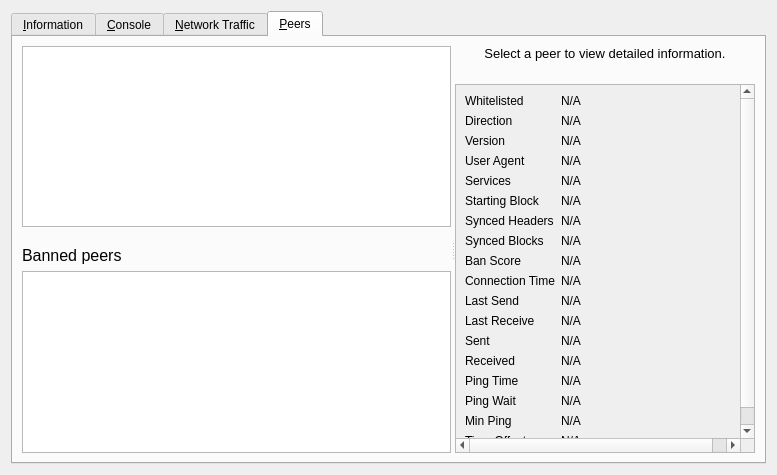
First picture: the form in src/qt/forms/debugwindow.ui, repository DreamShokk/bagicoin, before the edit.
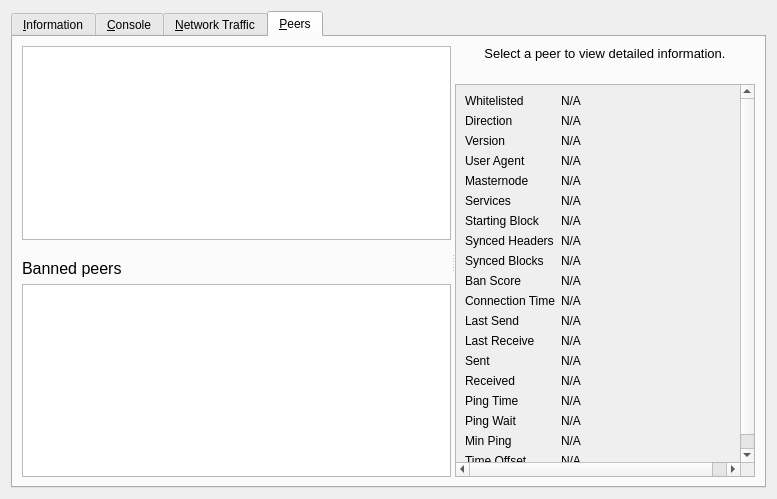
Second picture: the form after the edit. The open tabs and pages were chosen to show the change. Icons and pictures are not drawn. Custom widgets are drawn as their Qt base class.

Commit message: [GUI] indicate outgoing MN connections

```diff
--- a/src/qt/forms/debugwindow.ui
+++ b/src/qt/forms/debugwindow.ui
@@ -7,7 +7,7 @@
     <x>0</x>
     <y>0</y>
     <width>777</width>
-    <height>475</height>
+    <height>499</height>
    </rect>
   </property>
   <property name="windowTitle">
@@ -1067,7 +1067,7 @@
                 <x>0</x>
                 <y>0</y>
                 <width>300</width>
-                <height>448</height>
+                <height>472</height>
                </rect>
               </property>
               <property name="minimumSize">
@@ -1077,6 +1077,186 @@
                </size>
               </property>
               <layout class="QGridLayout" name="gridLayout_2" columnstretch="0,1">
+               <item row="18" column="1">
+                <widget class="QLabel" name="timeoffset">
+                 <property name="cursor">
+                  <cursorShape>IBeamCursor</cursorShape>
+                 </property>
+                 <property name="text">
+                  <string>N/A</string>
+                 </property>
+                 <property name="textFormat">
+                  <enum>Qt::PlainText</enum>
+                 </property>
+                 <property name="textInteractionFlags">
+                  <set>Qt::LinksAccessibleByMouse|Qt::TextSelectableByKeyboard|Qt::TextSelectableByMouse</set>
+                 </property>
+                </widget>
+               </item>
+               <item row="18" column="0">
+                <widget class="QLabel" name="label_timeoffset">
+                 <property name="text">
+                  <string>Time Offset</string>
+                 </property>
+                </widget>
+               </item>
+               <item row="17" column="1">
+                <widget class="QLabel" name="peerMinPing">
+                 <property name="cursor">
+                  <cursorShape>IBeamCursor</cursorShape>
+                 </property>
+                 <property name="text">
+                  <string>N/A</string>
+                 </property>
+                 <property name="textFormat">
+                  <enum>Qt::PlainText</enum>
+                 </property>
+                 <property name="textInteractionFlags">
+                  <set>Qt::LinksAccessibleByMouse|Qt::TextSelectableByKeyboard|Qt::TextSelectableByMouse</set>
+                 </property>
+                </widget>
+               </item>
+               <item row="16" column="1">
+                <widget class="QLabel" name="peerPingWait">
+                 <property name="cursor">
+                  <cursorShape>IBeamCursor</cursorShape>
+                 </property>
+                 <property name="text">
+                  <string>N/A</string>
+                 </property>
+                 <property name="textFormat">
+                  <enum>Qt::PlainText</enum>
+                 </property>
+                 <property name="textInteractionFlags">
+                  <set>Qt::LinksAccessibleByMouse|Qt::TextSelectableByKeyboard|Qt::TextSelectableByMouse</set>
+                 </property>
+                </widget>
+               </item>
+               <item row="17" column="0">
+                <widget class="QLabel" name="peerMinPingLabel">
+                 <property name="text">
+                  <string>Min Ping</string>
+                 </property>
+                </widget>
+               </item>
+               <item row="16" column="0">
+                <widget class="QLabel" name="peerPingWaitLabel">
+                 <property name="toolTip">
+                  <string>The duration of a currently outstanding ping.</string>
+                 </property>
+                 <property name="text">
+                  <string>Ping Wait</string>
+                 </property>
+                </widget>
+               </item>
+               <item row="15" column="1">
+                <widget class="QLabel" name="peerPingTime">
+                 <property name="cursor">
+                  <cursorShape>IBeamCursor</cursorShape>
+                 </property>
+                 <property name="text">
+                  <string>N/A</string>
+                 </property>
+                 <property name="textFormat">
+                  <enum>Qt::PlainText</enum>
+                 </property>
+                 <property name="textInteractionFlags">
+                  <set>Qt::LinksAccessibleByMouse|Qt::TextSelectableByKeyboard|Qt::TextSelectableByMouse</set>
+                 </property>
+                </widget>
+               </item>
+               <item row="15" column="0">
+                <widget class="QLabel" name="label_26">
+                 <property name="text">
+                  <string>Ping Time</string>
+                 </property>
+                </widget>
+               </item>
+               <item row="14" column="1">
+                <widget class="QLabel" name="peerBytesRecv">
+                 <property name="cursor">
+                  <cursorShape>IBeamCursor</cursorShape>
+                 </property>
+                 <property name="text">
+                  <string>N/A</string>
+                 </property>
+                 <property name="textFormat">
+                  <enum>Qt::PlainText</enum>
+                 </property>
+                 <property name="textInteractionFlags">
+                  <set>Qt::LinksAccessibleByMouse|Qt::TextSelectableByKeyboard|Qt::TextSelectableByMouse</set>
+                 </property>
+                </widget>
+               </item>
+               <item row="14" column="0">
+                <widget class="QLabel" name="label_20">
+                 <property name="text">
+                  <string>Received</string>
+                 </property>
+                </widget>
+               </item>
+               <item row="13" column="1">
+                <widget class="QLabel" name="peerBytesSent">
+                 <property name="cursor">
+                  <cursorShape>IBeamCursor</cursorShape>
+                 </property>
+                 <property name="text">
+                  <string>N/A</string>
+                 </property>
+                 <property name="textFormat">
+                  <enum>Qt::PlainText</enum>
+                 </property>
+                 <property name="textInteractionFlags">
+                  <set>Qt::LinksAccessibleByMouse|Qt::TextSelectableByKeyboard|Qt::TextSelectableByMouse</set>
+                 </property>
+                </widget>
+               </item>
+               <item row="12" column="0">
+                <widget class="QLabel" name="label_19">
+                 <property name="text">
+                  <string>Last Receive</string>
+                 </property>
+                </widget>
+               </item>
+               <item row="13" column="0">
+                <widget class="QLabel" name="label_18">
+                 <property name="text">
+                  <string>Sent</string>
+                 </property>
+                </widget>
+               </item>
+               <item row="12" column="1">
+                <widget class="QLabel" name="peerLastRecv">
+                 <property name="cursor">
+                  <cursorShape>IBeamCursor</cursorShape>
+                 </property>
+                 <property name="text">
+                  <string>N/A</string>
+                 </property>
+                 <property name="textFormat">
+                  <enum>Qt::PlainText</enum>
+                 </property>
+                 <property name="textInteractionFlags">
+                  <set>Qt::LinksAccessibleByMouse|Qt::TextSelectableByKeyboard|Qt::TextSelectableByMouse</set>
+                 </property>
+                </widget>
+               </item>
+               <item row="11" column="1">
+                <widget class="QLabel" name="peerLastSend">
+                 <property name="cursor">
+                  <cursorShape>IBeamCursor</cursorShape>
+                 </property>
+                 <property name="text">
+                  <string>N/A</string>
+                 </property>
+                 <property name="textFormat">
+                  <enum>Qt::PlainText</enum>
+                 </property>
+                 <property name="textInteractionFlags">
+                  <set>Qt::LinksAccessibleByMouse|Qt::TextSelectableByKeyboard|Qt::TextSelectableByMouse</set>
+                 </property>
+                </widget>
+               </item>
                <item row="0" column="0">
                 <widget class="QLabel" name="label_30">
                  <property name="text">
@@ -1169,14 +1349,14 @@
                  </property>
                 </widget>
                </item>
-               <item row="4" column="0">
+               <item row="5" column="0">
                 <widget class="QLabel" name="label_4">
                  <property name="text">
                   <string>Services</string>
                  </property>
                 </widget>
                </item>
-               <item row="4" column="1">
+               <item row="5" column="1">
                 <widget class="QLabel" name="peerServices">
                  <property name="cursor">
                   <cursorShape>IBeamCursor</cursorShape>
@@ -1192,14 +1372,14 @@
                  </property>
                 </widget>
                </item>
-               <item row="5" column="0">
+               <item row="6" column="0">
                 <widget class="QLabel" name="label_29">
                  <property name="text">
                   <string>Starting Block</string>
                  </property>
                 </widget>
                </item>
-               <item row="5" column="1">
+               <item row="6" column="1">
                 <widget class="QLabel" name="peerHeight">
                  <property name="cursor">
                   <cursorShape>IBeamCursor</cursorShape>
@@ -1215,14 +1395,14 @@
                  </property>
                 </widget>
                </item>
-               <item row="6" column="0">
+               <item row="7" column="0">
                 <widget class="QLabel" name="label_27">
                  <property name="text">
                   <string>Synced Headers</string>
                  </property>
                 </widget>
                </item>
-               <item row="6" column="1">
+               <item row="7" column="1">
                 <widget class="QLabel" name="peerSyncHeight">
                  <property name="cursor">
                   <cursorShape>IBeamCursor</cursorShape>
@@ -1238,14 +1418,14 @@
                  </property>
                 </widget>
                </item>
-               <item row="7" column="0">
+               <item row="8" column="0">
                 <widget class="QLabel" name="label_25">
                  <property name="text">
                   <string>Synced Blocks</string>
                  </property>
                 </widget>
                </item>
-               <item row="7" column="1">
+               <item row="8" column="1">
                 <widget class="QLabel" name="peerCommonHeight">
                  <property name="cursor">
                   <cursorShape>IBeamCursor</cursorShape>
@@ -1261,14 +1441,14 @@
                  </property>
                 </widget>
                </item>
-               <item row="8" column="0">
+               <item row="9" column="0">
                 <widget class="QLabel" name="label_24">
                  <property name="text">
                   <string>Ban Score</string>
                  </property>
                 </widget>
                </item>
-               <item row="8" column="1">
+               <item row="9" column="1">
                 <widget class="QLabel" name="peerBanScore">
                  <property name="cursor">
                   <cursorShape>IBeamCursor</cursorShape>
@@ -1284,14 +1464,14 @@
                  </property>
                 </widget>
                </item>
-               <item row="9" column="0">
+               <item row="10" column="0">
                 <widget class="QLabel" name="label_22">
                  <property name="text">
                   <string>Connection Time</string>
                  </property>
                 </widget>
                </item>
-               <item row="9" column="1">
+               <item row="10" column="1">
                 <widget class="QLabel" name="peerConnTime">
                  <property name="cursor">
                   <cursorShape>IBeamCursor</cursorShape>
@@ -1307,190 +1487,24 @@
                  </property>
                 </widget>
                </item>
-               <item row="10" column="0">
+               <item row="11" column="0">
                 <widget class="QLabel" name="label_15">
                  <property name="text">
                   <string>Last Send</string>
                  </property>
                 </widget>
                </item>
-               <item row="10" column="1">
-                <widget class="QLabel" name="peerLastSend">
-                 <property name="cursor">
-                  <cursorShape>IBeamCursor</cursorShape>
-                 </property>
+               <item row="4" column="0">
+                <widget class="QLabel" name="label_2">
                  <property name="text">
-                  <string>N/A</string>
+                  <string>Masternode</string>
                  </property>
-                 <property name="textFormat">
-                  <enum>Qt::PlainText</enum>
-                 </property>
-                 <property name="textInteractionFlags">
-                  <set>Qt::LinksAccessibleByMouse|Qt::TextSelectableByKeyboard|Qt::TextSelectableByMouse</set>
-                 </property>
                 </widget>
                </item>
-               <item row="11" column="0">
-                <widget class="QLabel" name="label_19">
+               <item row="4" column="1">
+                <widget class="QLabel" name="peerMasternode">
                  <property name="text">
-                  <string>Last Receive</string>
-                 </property>
-                </widget>
-               </item>
-               <item row="11" column="1">
-                <widget class="QLabel" name="peerLastRecv">
-                 <property name="cursor">
-                  <cursorShape>IBeamCursor</cursorShape>
-                 </property>
-                 <property name="text">
                   <string>N/A</string>
-                 </property>
-                 <property name="textFormat">
-                  <enum>Qt::PlainText</enum>
-                 </property>
-                 <property name="textInteractionFlags">
-                  <set>Qt::LinksAccessibleByMouse|Qt::TextSelectableByKeyboard|Qt::TextSelectableByMouse</set>
-                 </property>
-                </widget>
-               </item>
-               <item row="12" column="0">
-                <widget class="QLabel" name="label_18">
-                 <property name="text">
-                  <string>Sent</string>
-                 </property>
-                </widget>
-               </item>
-               <item row="12" column="1">
-                <widget class="QLabel" name="peerBytesSent">
-                 <property name="cursor">
-                  <cursorShape>IBeamCursor</cursorShape>
-                 </property>
-                 <property name="text">
-                  <string>N/A</string>
-                 </property>
-                 <property name="textFormat">
-                  <enum>Qt::PlainText</enum>
-                 </property>
-                 <property name="textInteractionFlags">
-                  <set>Qt::LinksAccessibleByMouse|Qt::TextSelectableByKeyboard|Qt::TextSelectableByMouse</set>
-                 </property>
-                </widget>
-               </item>
-               <item row="13" column="0">
-                <widget class="QLabel" name="label_20">
-                 <property name="text">
-                  <string>Received</string>
-                 </property>
-                </widget>
-               </item>
-               <item row="13" column="1">
-                <widget class="QLabel" name="peerBytesRecv">
-                 <property name="cursor">
-                  <cursorShape>IBeamCursor</cursorShape>
-                 </property>
-                 <property name="text">
-                  <string>N/A</string>
-                 </property>
-                 <property name="textFormat">
-                  <enum>Qt::PlainText</enum>
-                 </property>
-                 <property name="textInteractionFlags">
-                  <set>Qt::LinksAccessibleByMouse|Qt::TextSelectableByKeyboard|Qt::TextSelectableByMouse</set>
-                 </property>
-                </widget>
-               </item>
-               <item row="14" column="0">
-                <widget class="QLabel" name="label_26">
-                 <property name="text">
-                  <string>Ping Time</string>
-                 </property>
-                </widget>
-               </item>
-               <item row="14" column="1">
-                <widget class="QLabel" name="peerPingTime">
-                 <property name="cursor">
-                  <cursorShape>IBeamCursor</cursorShape>
-                 </property>
-                 <property name="text">
-                  <string>N/A</string>
-                 </property>
-                 <property name="textFormat">
-                  <enum>Qt::PlainText</enum>
-                 </property>
-                 <property name="textInteractionFlags">
-                  <set>Qt::LinksAccessibleByMouse|Qt::TextSelectableByKeyboard|Qt::TextSelectableByMouse</set>
-                 </property>
-                </widget>
-               </item>
-               <item row="15" column="0">
-                <widget class="QLabel" name="peerPingWaitLabel">
-                 <property name="toolTip">
-                  <string>The duration of a currently outstanding ping.</string>
-                 </property>
-                 <property name="text">
-                  <string>Ping Wait</string>
-                 </property>
-                </widget>
-               </item>
-               <item row="15" column="1">
-                <widget class="QLabel" name="peerPingWait">
-                 <property name="cursor">
-                  <cursorShape>IBeamCursor</cursorShape>
-                 </property>
-                 <property name="text">
-                  <string>N/A</string>
-                 </property>
-                 <property name="textFormat">
-                  <enum>Qt::PlainText</enum>
-                 </property>
-                 <property name="textInteractionFlags">
-                  <set>Qt::LinksAccessibleByMouse|Qt::TextSelectableByKeyboard|Qt::TextSelectableByMouse</set>
-                 </property>
-                </widget>
-               </item>
-               <item row="16" column="0">
-                <widget class="QLabel" name="peerMinPingLabel">
-                 <property name="text">
-                  <string>Min Ping</string>
-                 </property>
-                </widget>
-               </item>
-               <item row="16" column="1">
-                <widget class="QLabel" name="peerMinPing">
-                 <property name="cursor">
-                  <cursorShape>IBeamCursor</cursorShape>
-                 </property>
-                 <property name="text">
-                  <string>N/A</string>
-                 </property>
-                 <property name="textFormat">
-                  <enum>Qt::PlainText</enum>
-                 </property>
-                 <property name="textInteractionFlags">
-                  <set>Qt::LinksAccessibleByMouse|Qt::TextSelectableByKeyboard|Qt::TextSelectableByMouse</set>
-                 </property>
-                </widget>
-               </item>
-               <item row="17" column="0">
-                <widget class="QLabel" name="label_timeoffset">
-                 <property name="text">
-                  <string>Time Offset</string>
-                 </property>
-                </widget>
-               </item>
-               <item row="17" column="1">
-                <widget class="QLabel" name="timeoffset">
-                 <property name="cursor">
-                  <cursorShape>IBeamCursor</cursorShape>
-                 </property>
-                 <property name="text">
-                  <string>N/A</string>
-                 </property>
-                 <property name="textFormat">
-                  <enum>Qt::PlainText</enum>
-                 </property>
-                 <property name="textInteractionFlags">
-                  <set>Qt::LinksAccessibleByMouse|Qt::TextSelectableByKeyboard|Qt::TextSelectableByMouse</set>
                  </property>
                 </widget>
                </item>
```
Left out of the diff: 8 changed lines with no effect on the pictures. The commit also changes 4 other files.
